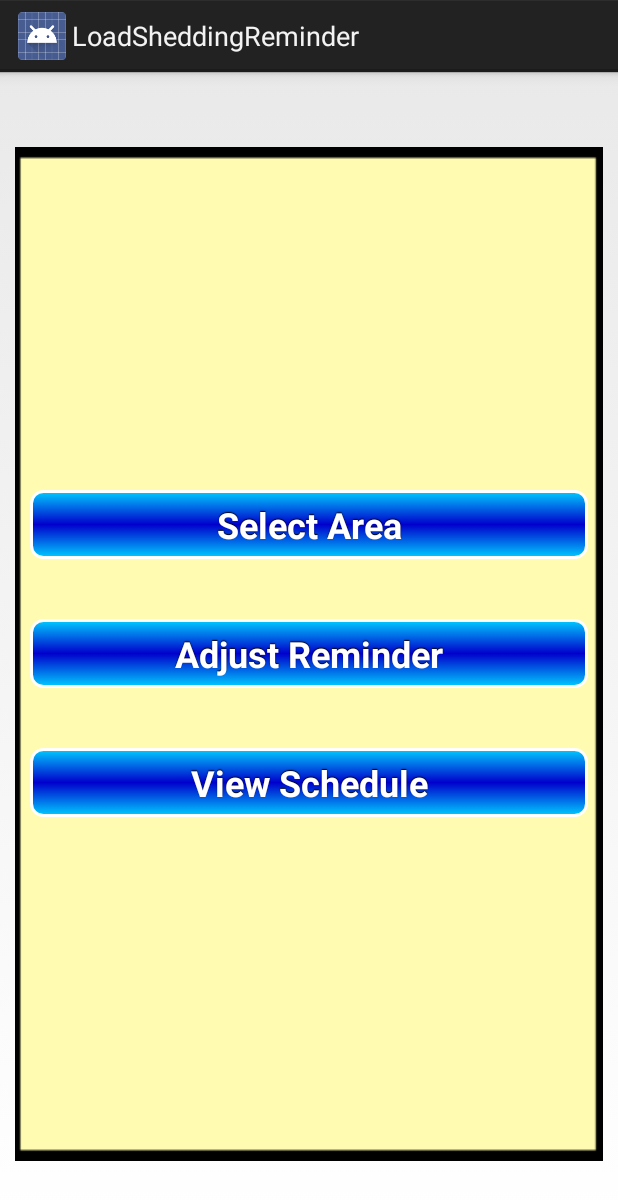
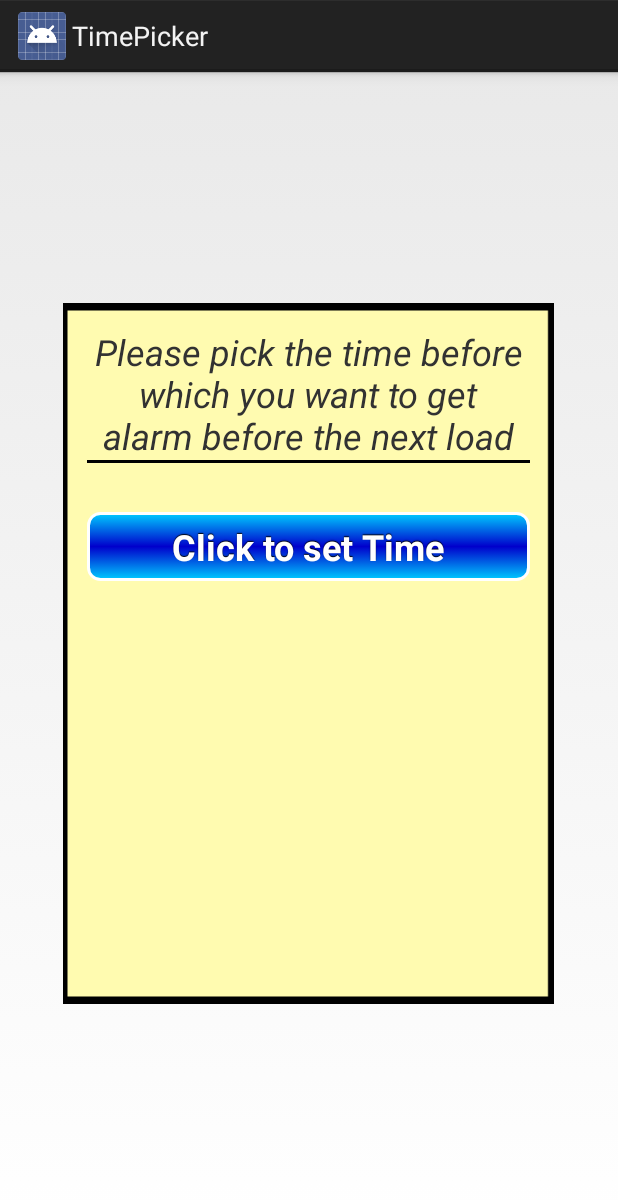
Before and after one commit to NirojPokhrel/loadsheddingreminder, an Android app: the screen it shows after launch (LoadSheddingActivity before the commit, CustomTimePicker after it), after a tap on "Adjust Reminder", on a phone screen of 412 x 824 dp. Shown: the top 1200 px of the screen. Run offline under Robolectric (Android 15) with nearby library versions, the phone set to English and light mode, and no system bars.

Commit message:
Added options to select schedule

```diff
--- /dev/null
+++ b/Niroj/LoadSheddingReminder/app/src/main/java/com/bishalniroj/loadsheddingreminder/CustomTimePicker.java
@@ -0,0 +1,71 @@
+package com.bishalniroj.loadsheddingreminder;
+
+import android.app.Activity;
+import android.app.Dialog;
+import android.app.DialogFragment;
+import android.app.TimePickerDialog;
+import android.content.Context;
+import android.os.Bundle;
+import android.text.format.DateFormat;
+import android.view.View;
+import android.widget.Button;
+import android.widget.TextView;
+import android.widget.TimePicker;
+
+import java.util.Calendar;
+
+
+public class CustomTimePicker extends Activity {
+    private Activity mActivity;
+    private static TextView mTimerInfoDisplay;
+    private Button mSetTimeBtn;
+
+
+    @Override
+    protected void onCreate(Bundle savedInstanceState) {
+        super.onCreate(savedInstanceState);
+        mActivity = this;
+        setContentView(R.layout.activity_time_picker);
+        mTimerInfoDisplay = (TextView)findViewById(R.id.timerInfo);
+        mSetTimeBtn = (Button) findViewById(R.id.setTime);
+        mSetTimeBtn.setOnClickListener(mSetClickListener);
+    }
+
+    private View.OnClickListener mSetClickListener = new View.OnClickListener() {
+        @Override
+        public void onClick(View v) {
+            DialogFragment newFragment = new TimePickerFragment();
+            newFragment.show(getFragmentManager(), "timePicker");
+        }
+    };
+
+    public static class TimePickerFragment extends DialogFragment
+            implements TimePickerDialog.OnTimeSetListener {
+        CustomTimePicker mCustomTimePicker;
+
+        public TimePickerFragment() {
+
+        }
+
+        @Override
+        public Dialog onCreateDialog(Bundle savedInstanceState) {
+            // Use the current time as the default values for the picker
+/*            final Calendar c = Calendar.getInstance();
+            int hour = c.get(Calendar.HOUR_OF_DAY);
+            int minute = c.get(Calendar.MINUTE);*/
+            int hour = 0;
+            int minute = 0;
+
+            // Create a new instance of TimePickerDialog and return it
+            return new TimePickerDialog(getActivity(), this, hour, minute,
+                    true);
+        }
+
+        @Override
+        public void onTimeSet(TimePicker view, int hourOfDay, int minute) {
+            String str = "You will get alarm at "+hourOfDay+" hours"+" "+minute+" minutes"+
+                    " before next load shedding";
+            mTimerInfoDisplay.setText(str);
+        }
+    }
+}
--- a/Niroj/LoadSheddingReminder/app/src/main/java/com/bishalniroj/loadsheddingreminder/LoadSheddingActivity.java
+++ b/Niroj/LoadSheddingReminder/app/src/main/java/com/bishalniroj/loadsheddingreminder/LoadSheddingActivity.java
@@ -55,17 +55,23 @@ public class LoadSheddingActivity extends Activity {
         private View.OnClickListener mOnClickListener = new View.OnClickListener() {
             @Override
              public void onClick(View view) {
+                Intent intent;
                 Utilities.Logd("onClick()");
                 switch(view.getId()) {
                     case R.id.selectArea:
                         Utilities.Logd("Clicked select area");
-                        Intent intent = new Intent( mContext, SelectArea.class );
+                        intent = new Intent( mContext, SelectArea.class );
                         startActivityForResult(intent, Utilities.REQUEST_CODE_SELECT_AREA);
                         break;
-                    case R.id.adjustReminder:
+                    case R.id.adjustReminder: {
+                        intent = new Intent( mContext, CustomTimePicker.class );
+                        startActivity(intent);
                         Utilities.Logd("AdjustReminder");
                         break;
+                    }
                     case R.id.viewSchedule:
+                        intent = new Intent( mContext, ViewScheduleActivity.class );
+                        startActivity(intent);
                         Utilities.Logd("View Schedule");
                         break;
                     default:
--- /dev/null
+++ b/Niroj/LoadSheddingReminder/app/src/main/res/layout/activity_time_picker.xml
@@ -0,0 +1,32 @@
+<LinearLayout xmlns:android="http://schemas.android.com/apk/res/android"
+    xmlns:tools="http://schemas.android.com/tools" android:layout_width="wrap_content"
+    android:layout_height="wrap_content" android:paddingLeft="@dimen/activity_horizontal_margin"
+    android:orientation="vertical"
+    android:layout_gravity="center"
+    android:paddingRight="@dimen/activity_horizontal_margin"
+    android:paddingTop="@dimen/activity_vertical_margin"
+    android:paddingBottom="@dimen/activity_vertical_margin"
+    android:background="@drawable/launching_page_background_img"
+    tools:context="com.bishalniroj.loadsheddingreminder.CustomTimePicker">
+    <TextView
+        android:layout_width="match_parent"
+        android:layout_height="wrap_content"
+        android:gravity="center"
+        android:text="@string/description_time_picker"
+        android:textSize="24sp"
+        android:textStyle="italic"/>
+    <View style="@style/divider" />
+    <TextView
+        android:id="@+id/timerInfo"
+        android:layout_width="wrap_content"
+        android:layout_height="wrap_content"
+        android:textSize="24sp"
+        android:textStyle="bold"
+        android:gravity="center"/>
+    <Button
+        android:id="@+id/setTime"
+        android:layout_width="match_parent"
+        android:layout_height="wrap_content"
+        android:text="@string/set_time"/>
+
+</LinearLayout>
--- /dev/null
+++ b/Niroj/LoadSheddingReminder/app/src/main/res/layout/activity_view_schedule.xml
@@ -0,0 +1,5 @@
+<FrameLayout xmlns:android="http://schemas.android.com/apk/res/android"
+    xmlns:tools="http://schemas.android.com/tools" android:id="@+id/container"
+    android:layout_width="match_parent" android:layout_height="match_parent"
+    tools:context="com.bishalniroj.loadsheddingreminder.ViewScheduleActivity"
+    tools:ignore="MergeRootFrame" />
--- a/Niroj/LoadSheddingReminder/app/src/main/res/values/strings.xml
+++ b/Niroj/LoadSheddingReminder/app/src/main/res/values/strings.xml
@@ -8,6 +8,11 @@
     <string name="landing_page_option1">Adjust Reminder</string>
     <string name="landing_page_option2">Select Area</string>
     <string name="landing_page_option3">View Schedule</string>
-    <string name="select_area">Select Your Area</string>
+    <string name="select_area">Select Area</string>
     <string name="title_activity_select_area">Select Your Area</string>
+    <string name="title_activity_time_picker">TimePicker</string>
+    <string name="description_time_picker">Please pick the time before
+        which you want to get alarm before the next load shedding.</string>
+    <string name="set_time">Click to set Time</string>
+    <string name="title_activity_view_schedule">ViewScheduleActivity</string>
 </resources>
```
Also changed, not shown: Niroj/LoadSheddingReminder/app/src/main/AndroidManifest.xml (+10 -2 lines), Niroj/LoadSheddingReminder/app/src/main/java/com/bishalniroj/loadsheddingreminder/ViewScheduleActivity.java (added, +84 -0 lines), Niroj/LoadSheddingReminder/app/src/main/res/layout/fragment_display_area.xml (added, +23 -0 lines), Niroj/LoadSheddingReminder/app/src/main/res/layout/fragment_select_area.xml (added, +34 -0 lines), Niroj/LoadSheddingReminder/app/src/main/res/menu/menu_time_picker.xml (added, +7 -0 lines), Niroj/LoadSheddingReminder/app/src/main/res/menu/menu_view_schedule.xml (added, +7 -0 lines).
